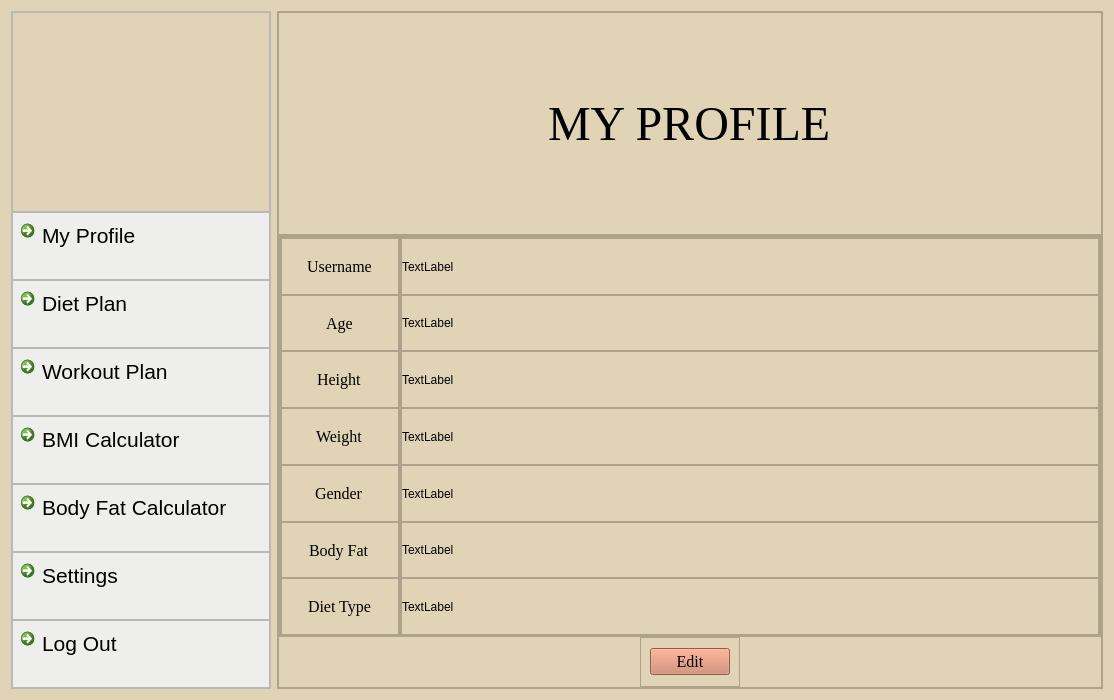
Above: myprofile.ui from skidgefries/rightmeal before the change. Below: the same form after it.
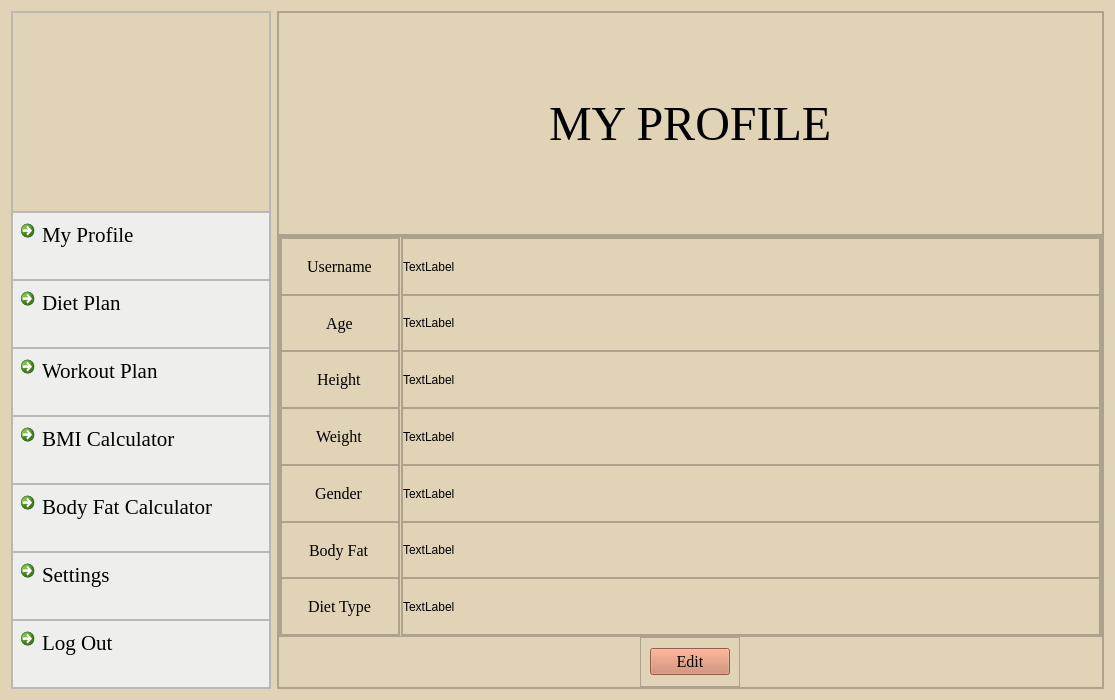
That is the form after the change. Icons and pictures are not drawn.

Patch:
```diff
--- a/myprofile.ui
+++ b/myprofile.ui
@@ -6,7 +6,7 @@
    <rect>
     <x>0</x>
     <y>0</y>
-    <width>1000</width>
+    <width>1115</width>
     <height>700</height>
    </rect>
   </property>
@@ -192,7 +192,7 @@
           <widget class="QCommandLinkButton" name="commandLinkButton_4">
            <property name="font">
             <font>
-             <family>Segoe UI</family>
+             <family>Times New Roman</family>
              <pointsize>16</pointsize>
              <bold>false</bold>
             </font>
@@ -233,7 +233,7 @@
           <widget class="QCommandLinkButton" name="commandLinkButton_9">
            <property name="font">
             <font>
-             <family>Segoe UI</family>
+             <family>Times New Roman</family>
              <pointsize>16</pointsize>
              <bold>false</bold>
             </font>
@@ -274,7 +274,7 @@
           <widget class="QCommandLinkButton" name="commandLinkButton_10">
            <property name="font">
             <font>
-             <family>Segoe UI</family>
+             <family>Times New Roman</family>
              <pointsize>16</pointsize>
              <bold>false</bold>
             </font>
@@ -315,7 +315,7 @@
           <widget class="QCommandLinkButton" name="commandLinkButton_11">
            <property name="font">
             <font>
-             <family>Segoe UI</family>
+             <family>Times New Roman</family>
              <pointsize>16</pointsize>
              <bold>false</bold>
             </font>
@@ -356,7 +356,7 @@
           <widget class="QCommandLinkButton" name="commandLinkButton_12">
            <property name="font">
             <font>
-             <family>Segoe UI</family>
+             <family>Times New Roman</family>
              <pointsize>16</pointsize>
              <bold>false</bold>
             </font>
@@ -397,7 +397,7 @@
           <widget class="QCommandLinkButton" name="commandLinkButton_13">
            <property name="font">
             <font>
-             <family>Segoe UI</family>
+             <family>Times New Roman</family>
              <pointsize>16</pointsize>
              <bold>false</bold>
             </font>
@@ -438,7 +438,7 @@
           <widget class="QCommandLinkButton" name="commandLinkButton_14">
            <property name="font">
             <font>
-             <family>Segoe UI</family>
+             <family>Times New Roman</family>
              <pointsize>16</pointsize>
              <bold>false</bold>
             </font>
```
